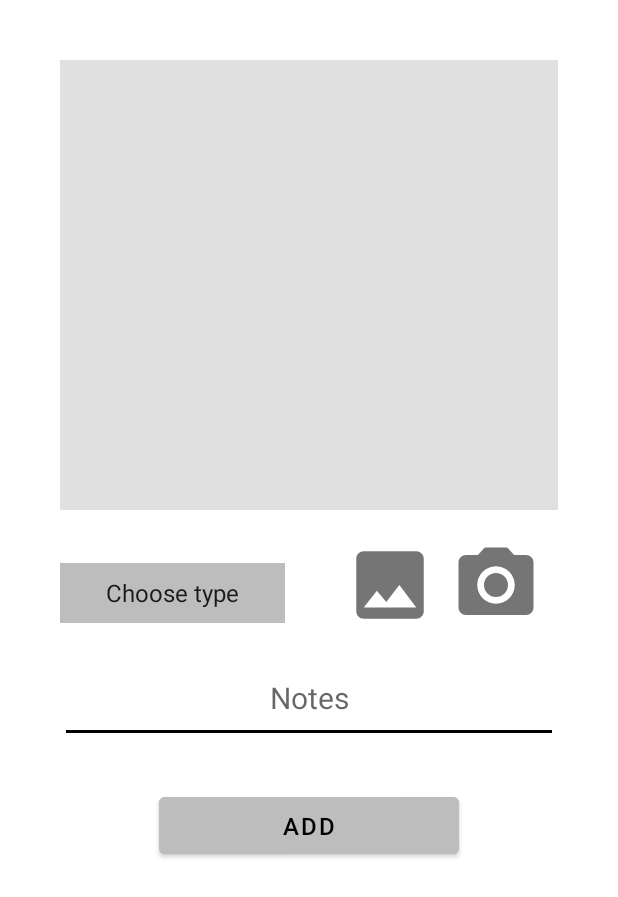
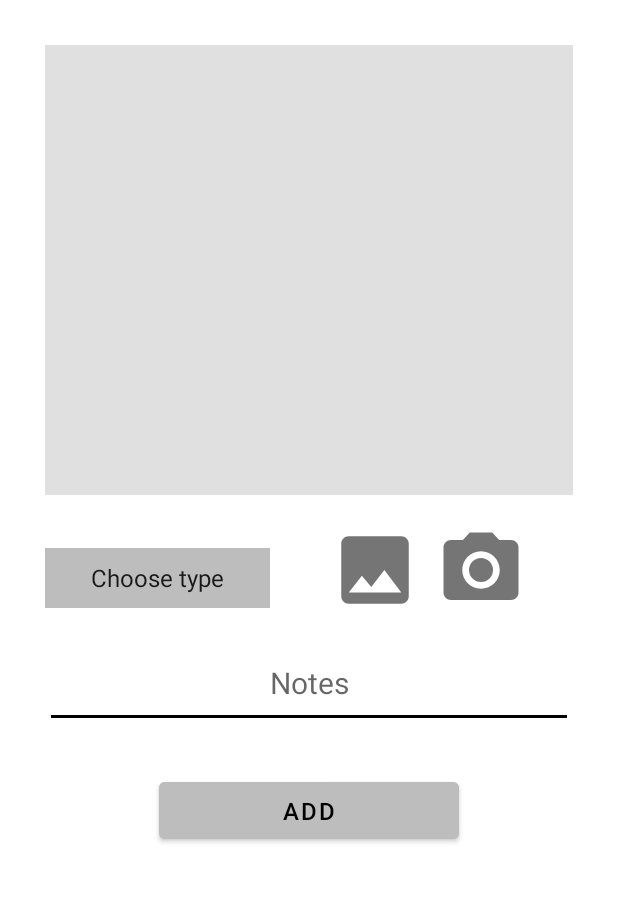
Before and after one commit to Peki44/ORWMA_Projekt, an Android app: the add_clothes screen opened directly, with no data from a screen before it, on a phone screen of 412 x 824 dp. Shown: the top 897 px of the screen. Run offline under Robolectric (Android 15) with nearby library versions, the phone set to English and light mode, and no system bars.

Commit message:
Update padding

```diff
--- a/Android/app/src/main/res/layout/activity_add_clothes.xml
+++ b/Android/app/src/main/res/layout/activity_add_clothes.xml
@@ -4,7 +4,7 @@
     android:layout_width="match_parent"
     android:layout_height="match_parent"
     android:orientation="vertical"
-    android:padding="40dp"
+    android:padding="30dp"
     tools:context=".add_clothes">
 
     <ImageView
@@ -17,8 +17,7 @@
         android:layout_width="match_parent"
         android:layout_height="wrap_content"
         android:layout_gravity="center"
-        android:orientation="horizontal"
-        android:paddingRight="16dp">
+        android:orientation="horizontal">
 
         <Spinner
             android:id="@+id/spinner1"
```
